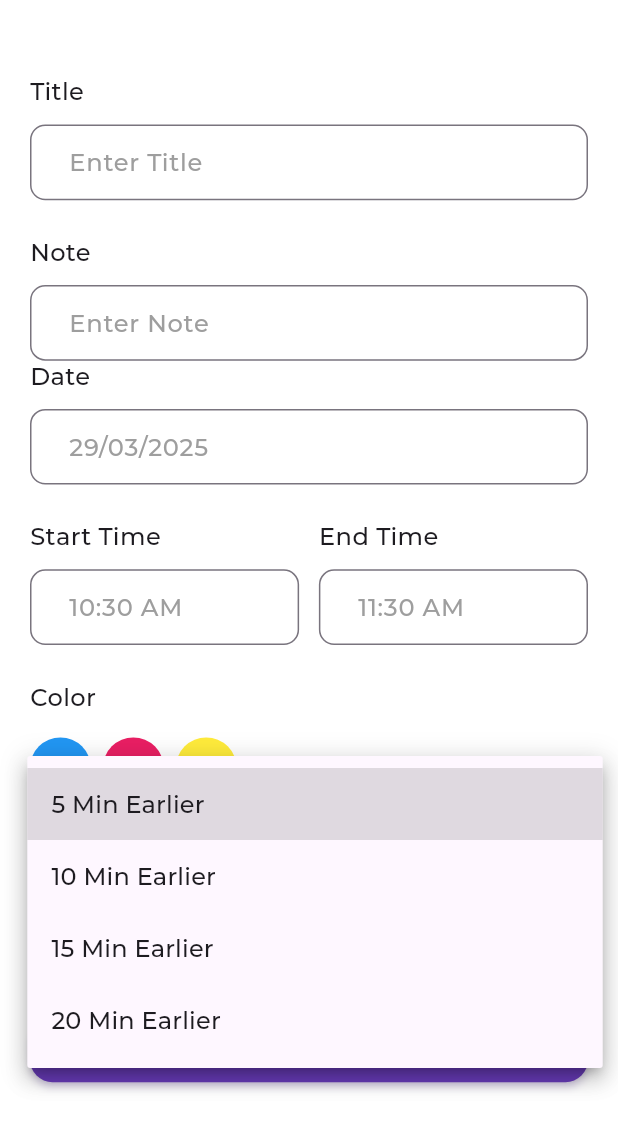
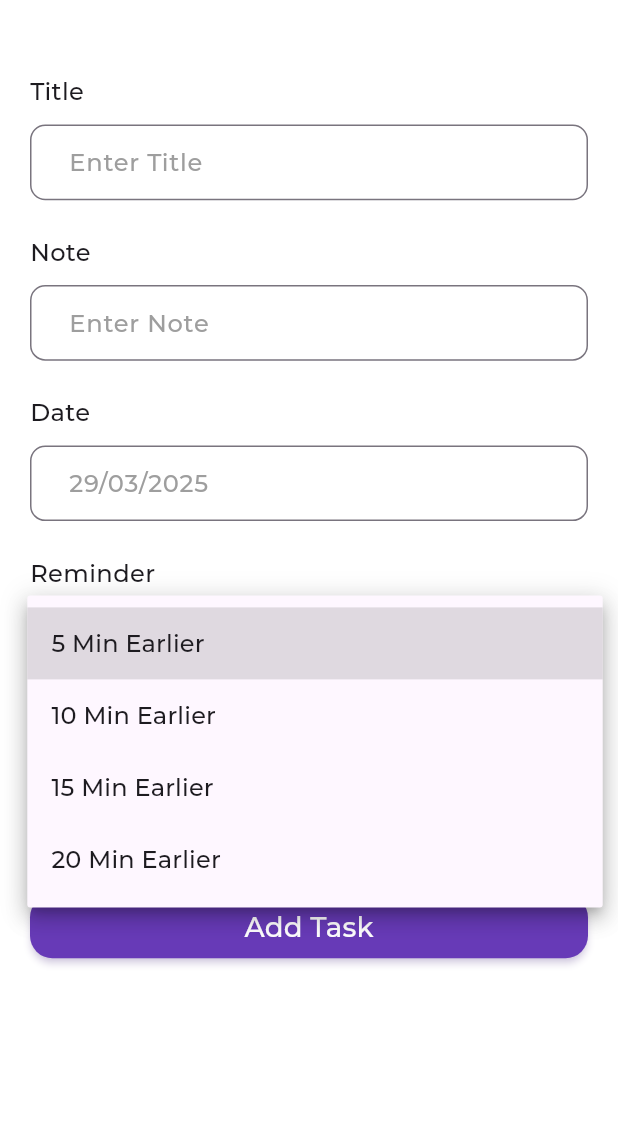
Before and after one commit to OmarJ9/my-todo, a Flutter app: the AddTaskScreen screen opened directly with empty values, after a tap on "5 Min Earlier", on a phone screen of 412 x 824 dp, the part 96-1236 px from its top. Run offline on Flutter 3.47's test engine with Material 3 defaults, Android fonts, the phone set to English and light mode, and no system bars; our stand-ins replace animate_do, awesome_snackbar_content, dartz, date_picker_timeline, dio, equatable and 14 more; accounts and stored records are empty; generated files the repository leaves out were written again.

Commit message:
refactor task form

```diff
--- a/lib/features/task/data/models/task_model.dart
+++ b/lib/features/task/data/models/task_model.dart
@@ -9,8 +9,6 @@ class TaskModel {
   final String? title;
   final String? note;
   final String? date;
-  final String? starttime;
-  final String? endtime;
   final int? reminder;
   final int? colorindex;
 
@@ -19,8 +17,6 @@ class TaskModel {
     this.title,
     this.note,
     this.date,
-    this.starttime,
-    this.endtime,
     this.reminder,
     this.colorindex,
   });
@@ -29,4 +25,9 @@ class TaskModel {
       _$TaskModelFromJson(json);
 
   Map<String, dynamic> toJson() => _$TaskModelToJson(this);
+
+  @override
+  String toString() {
+    return 'TaskModel(id: $id, title: $title, note: $note, date: $date, reminder: $reminder, colorindex: $colorindex)';
+  }
 }
--- a/lib/features/task/presentation/screens/home/widgets/task_list_section.dart
+++ b/lib/features/task/presentation/screens/home/widgets/task_list_section.dart
@@ -46,8 +46,6 @@ class TaskListSection extends StatelessWidget {
                       id: task.id ?? '',
                       color: colors[task.colorindex ?? 0],
                       title: task.title ?? '',
-                      starttime: task.starttime ?? '',
-                      endtime: task.endtime ?? '',
                       note: task.note ?? '',
                     );
                     return InkWell(
--- a/lib/features/task/presentation/screens/task/task_screen.dart
+++ b/lib/features/task/presentation/screens/task/task_screen.dart
@@ -33,8 +33,6 @@ class _AddTaskScreenState extends State<AddTaskScreen> {
   late String _title;
   late String _note;
   late DateTime _date;
-  late TimeOfDay _startTime;
-  late TimeOfDay _endTime;
   late int _reminder;
   late int _colorIndex;
 
@@ -53,38 +51,13 @@ class _AddTaskScreenState extends State<AddTaskScreen> {
           ? DateFormat('yyyy-MM-dd').parse(task.date!)
           : DateTime.now();
 
-      if (task.starttime != null) {
-        final startTimeParts = task.starttime!.split(':');
-        _startTime = TimeOfDay(
-          hour: int.parse(startTimeParts[0]),
-          minute: int.parse(startTimeParts[1]),
-        );
-      } else {
-        _startTime = TimeOfDay.now();
-      }
-
-      if (task.endtime != null) {
-        final endTimeParts = task.endtime!.split(':');
-        _endTime = TimeOfDay(
-          hour: int.parse(endTimeParts[0]),
-          minute: int.parse(endTimeParts[1]),
-        );
-      } else {
-        _endTime = TimeOfDay.fromDateTime(
-          DateTime.now().add(const Duration(hours: 1)),
-        );
-      }
-
       _reminder = task.reminder ?? 5;
       _colorIndex = task.colorindex ?? 0;
     } else {
       _title = '';
       _note = '';
       _date = DateTime.now();
-      _startTime = TimeOfDay.now();
-      _endTime = TimeOfDay.fromDateTime(
-        DateTime.now().add(const Duration(hours: 1)),
-      );
+
       _reminder = 5;
       _colorIndex = 0;
     }
@@ -119,26 +92,14 @@ class _AddTaskScreenState extends State<AddTaskScreen> {
                     initialTitle: _title,
                     initialNote: _note,
                     initialDate: _date,
-                    initialStartTime: _startTime,
-                    initialEndTime: _endTime,
                     initialReminder: _reminder,
                     initialColorIndex: _colorIndex,
                     onTitleChanged: (value) => setState(() => _title = value),
                     onNoteChanged: (value) => setState(() => _note = value),
                     onDateChanged: (value) => setState(() => _date = value),
-                    onStartTimeChanged: (value) =>
-                        setState(() => _startTime = value),
-                    onEndTimeChanged: (value) =>
-                        setState(() => _endTime = value),
                     onReminderChanged: (value) =>
                         setState(() => _reminder = value),
                     onColorChanged: (value) =>
-                        setState(() => _colorIndex = value),
-                  ),
-                  AppSizes.gapH24,
-                  ColorPickerSection(
-                    selectedColorIndex: _colorIndex,
-                    onColorSelected: (value) =>
                         setState(() => _colorIndex = value),
                   ),
                   AppSizes.gapH24,
@@ -146,6 +107,12 @@ class _AddTaskScreenState extends State<AddTaskScreen> {
                     selectedReminder: _reminder,
                     onReminderSelected: (value) =>
                         setState(() => _reminder = value),
+                  ),
+                  AppSizes.gapH24,
+                  ColorPickerSection(
+                    selectedColorIndex: _colorIndex,
+                    onColorSelected: (value) =>
+                        setState(() => _colorIndex = value),
                   ),
                   AppSizes.gapH32,
                   AppButton(
@@ -186,15 +153,15 @@ class _AddTaskScreenState extends State<AddTaskScreen> {
     }
 
     final task = TaskModel(
-      id: isEditMode ? widget.task!.id : DateTime.now().toString(),
+      id: isEditMode ? widget.task?.id : DateTime.now().toIso8601String(),
       title: _title,
       note: _note,
       date: DateFormat('yyyy-MM-dd').format(_date),
-      starttime: '${_startTime.hour}:${_startTime.minute}',
-      endtime: '${_endTime.hour}:${_endTime.minute}',
       reminder: _reminder,
       colorindex: _colorIndex,
     );
+
+    print(task.toJson());
 
     if (isEditMode) {
       context.read<TaskCubit>().updateTask(task);
--- a/lib/features/task/presentation/screens/task/widgets/color_picker_section.dart
+++ b/lib/features/task/presentation/screens/task/widgets/color_picker_section.dart
@@ -2,7 +2,7 @@ import 'package:flutter/material.dart';
 import 'package:flutter_screenutil/flutter_screenutil.dart';
 import 'package:todo_app/core/theme/app_styles.dart';
 import 'package:todo_app/core/constants/app_sizes.dart';
-import 'package:todo_app/core/constants/app_variables.dart';
+import 'package:todo_app/core/theme/app_thems.dart';
 
 class ColorPickerSection extends StatefulWidget {
   final int selectedColorIndex;
@@ -41,7 +41,7 @@ class _ColorPickerSectionState extends State<ColorPickerSection> {
           height: 50.h,
           child: ListView.builder(
             scrollDirection: Axis.horizontal,
-            itemCount: colors.length,
+            itemCount: AppTheme.themes.length,
             itemBuilder: (context, index) {
               return Padding(
                 padding: const EdgeInsets.only(right: 8),
@@ -52,7 +52,8 @@ class _ColorPickerSectionState extends State<ColorPickerSection> {
                   },
                   child: CircleAvatar(
                     radius: 20.r,
-                    backgroundColor: colors[index],
+                    backgroundColor: AppTheme
+                        .themes[AppThemeColor.values[index]]?.primaryColor,
                     child: _selectedColorIndex == index
                         ? const Icon(
                             Icons.check,
--- a/lib/features/task/presentation/screens/task/widgets/task_form_section.dart
+++ b/lib/features/task/presentation/screens/task/widgets/task_form_section.dart
@@ -1,4 +1,3 @@
-import 'package:day_night_time_picker/day_night_time_picker.dart';
 import 'package:flutter/material.dart';
 import 'package:intl/intl.dart';
 import 'package:todo_app/core/widgets/app_textfield.dart';
@@ -9,15 +8,13 @@ class TaskFormSection extends StatefulWidget {
   final String? initialTitle;
   final String? initialNote;
   final DateTime? initialDate;
-  final TimeOfDay? initialStartTime;
-  final TimeOfDay? initialEndTime;
+
   final int? initialReminder;
   final int? initialColorIndex;
   final Function(String) onTitleChanged;
   final Function(String) onNoteChanged;
   final Function(DateTime) onDateChanged;
-  final Function(TimeOfDay) onStartTimeChanged;
-  final Function(TimeOfDay) onEndTimeChanged;
+
   final Function(int) onReminderChanged;
   final Function(int) onColorChanged;
 
@@ -26,15 +23,11 @@ class TaskFormSection extends StatefulWidget {
     this.initialTitle,
     this.initialNote,
     this.initialDate,
-    this.initialStartTime,
-    this.initialEndTime,
     this.initialReminder,
     this.initialColorIndex,
     required this.onTitleChanged,
     required this.onNoteChanged,
     required this.onDateChanged,
-    required this.onStartTimeChanged,
-    required this.onEndTimeChanged,
     required this.onReminderChanged,
     required this.onColorChanged,
   });
@@ -47,8 +40,6 @@ class _TaskFormSectionState extends State<TaskFormSection> {
   late TextEditingController _titlecontroller;
   late TextEditingController _notecontroller;
   late DateTime currentdate;
-  late TimeOfDay _starthour;
-  late TimeOfDay endhour;
 
   final _formKey = GlobalKey<FormState>();
 
@@ -77,12 +68,6 @@ class _TaskFormSectionState extends State<TaskFormSection> {
     _titlecontroller = TextEditingController(text: widget.initialTitle ?? '');
     _notecontroller = TextEditingController(text: widget.initialNote ?? '');
     currentdate = widget.initialDate ?? DateTime.now();
-    _starthour = widget.initialStartTime ?? TimeOfDay.now();
-    endhour = widget.initialEndTime ??
-        TimeOfDay(
-          hour: _starthour.hour + 1,
-          minute: _starthour.minute,
-        );
   }
 
   @override
@@ -127,6 +112,7 @@ class _TaskFormSectionState extends State<TaskFormSection> {
             textEditingController: _notecontroller,
             onChange: widget.onNoteChanged,
           ),
+          AppSizes.gapH24,
           Text(
             'Date',
             style: AppTypography.medium14(),
@@ -136,53 +122,8 @@ class _TaskFormSectionState extends State<TaskFormSection> {
             hint: DateFormat('dd/MM/yyyy').format(currentdate),
             validator: (value) => null,
             onTap: () => _showDatePicker(),
+            readOnly: true,
             textEditingController: TextEditingController(),
-          ),
-          AppSizes.gapH24,
-          Row(
-            children: [
-              Expanded(
-                child: Column(
-                  crossAxisAlignment: CrossAxisAlignment.start,
-                  children: [
-                    Text(
-                      'Start Time',
-                      style: AppTypography.medium14(),
-                    ),
-                    AppSizes.gapH12,
-                    AppTextfield(
-                      hint: DateFormat('HH:mm a').format(
-                        DateTime(0, 0, 0, _starthour.hour, _starthour.minute),
-                      ),
-                      validator: (value) => null,
-                      onTap: () => _showStartTimePicker(),
-                      textEditingController: TextEditingController(),
-                    ),
-                  ],
-                ),
-              ),
-              AppSizes.gapW12,
-              Expanded(
-                child: Column(
-                  crossAxisAlignment: CrossAxisAlignment.start,
-                  children: [
-                    Text(
-                      'End Time',
-                      style: AppTypography.medium14(),
-                    ),
-                    AppSizes.gapH12,
-                    AppTextfield(
-                      hint: DateFormat('HH:mm a').format(
-                        DateTime(0, 0, 0, endhour.hour, endhour.minute),
-                      ),
-                      validator: (value) => null,
-                      onTap: () => _showEndTimePicker(),
-                      textEditingController: TextEditingController(),
-                    ),
-                  ],
-                ),
-              ),
-            ],
           ),
         ],
       ),
@@ -204,46 +145,4 @@ class _TaskFormSectionState extends State<TaskFormSection> {
       widget.onDateChanged(picked);
     }
   }
-
-  void _showStartTimePicker() {
-    Navigator.push(
-      context,
-      showPicker(
-        value: Time.fromTimeOfDay(_starthour, null),
-        is24HrFormat: true,
-        accentColor: Colors.deepPurple,
-        onChange: (TimeOfDay newvalue) {
-          setState(() {
-            _starthour = newvalue;
-            endhour = TimeOfDay(
-              hour:
-                  _starthour.hour < 22 ? _starthour.hour + 1 : _starthour.hour,
-              minute: _starthour.minute,
-            );
-          });
-          widget.onStartTimeChanged(newvalue);
-          widget.onEndTimeChanged(endhour);
-        },
-      ),
-    );
-  }
-
-  void _showEndTimePicker() {
-    Navigator.push(
-      context,
-      showPicker(
-        value: Time.fromTimeOfDay(endhour, null),
-        is24HrFormat: true,
-        minHour:
-            _starthour.hour.toDouble() > 0 ? _starthour.hour.toDouble() : 0,
-        accentColor: Colors.deepPurple,
-        onChange: (TimeOfDay newvalue) {
-          setState(() {
-            endhour = newvalue;
-          });
-          widget.onEndTimeChanged(newvalue);
-        },
-      ),
-    );
-  }
 }
```
Also changed, not shown: lib/features/task/presentation/screens/home/widgets/task_card.dart (+2 -5 lines), lib/features/task/data/models/task_model.g.dart.
